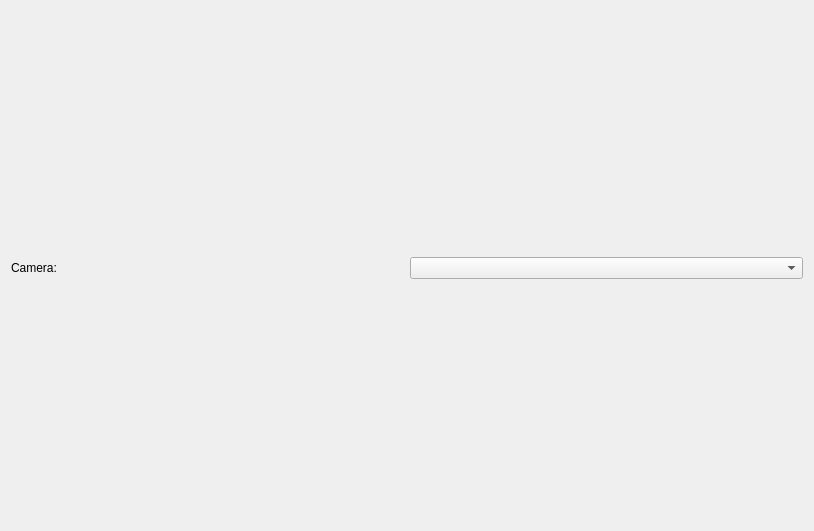
First picture: the form in firefly/sample_viewer.ui, repository spc-group/haven, before the edit.
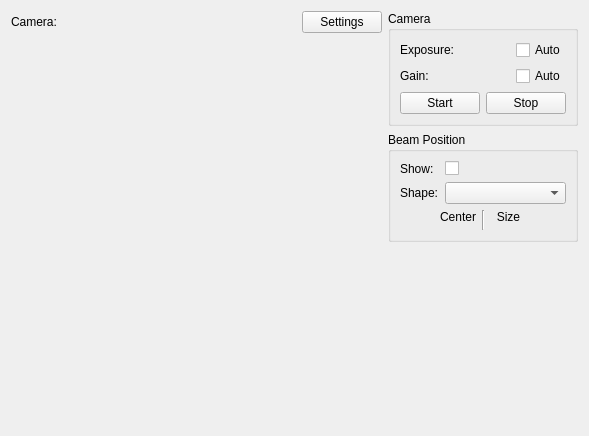
Second picture: the form after the edit. Custom widgets are drawn as their Qt base class.

Commit message: New UI for the camera viewer.

```diff
--- a/firefly/sample_viewer.ui
+++ b/firefly/sample_viewer.ui
@@ -6,8 +6,8 @@
    <rect>
     <x>0</x>
     <y>0</y>
-    <width>814</width>
-    <height>531</height>
+    <width>589</width>
+    <height>436</height>
    </rect>
   </property>
   <property name="windowTitle">
@@ -19,15 +19,8 @@
      <item>
       <layout class="QVBoxLayout" name="verticalLayout_2">
        <item>
-        <widget class="PyDMImageView" name="PyDMImageView">
-         <property name="toolTip">
-          <string/>
-         </property>
-        </widget>
-       </item>
-       <item>
-        <layout class="QGridLayout" name="gridLayout">
-         <item row="0" column="0">
+        <layout class="QHBoxLayout" name="horizontalLayout_2">
+         <item>
           <widget class="PyDMLabel" name="PyDMLabel">
            <property name="sizePolicy">
             <sizepolicy hsizetype="Minimum" vsizetype="Preferred">
@@ -43,25 +36,307 @@
            </property>
           </widget>
          </item>
-         <item row="0" column="1">
-          <widget class="PyDMEnumComboBox" name="PyDMEnumComboBox">
-           <property name="sizePolicy">
-            <sizepolicy hsizetype="Minimum" vsizetype="Fixed">
-             <horstretch>0</horstretch>
-             <verstretch>0</verstretch>
-            </sizepolicy>
-           </property>
+         <item>
+          <widget class="PyDMLabel" name="PyDMLabel_2">
            <property name="toolTip">
             <string/>
            </property>
           </widget>
          </item>
+         <item>
+          <spacer name="horizontalSpacer">
+           <property name="orientation">
+            <enum>Qt::Horizontal</enum>
+           </property>
+           <property name="sizeHint" stdset="0">
+            <size>
+             <width>40</width>
+             <height>20</height>
+            </size>
+           </property>
+          </spacer>
+         </item>
+         <item>
+          <widget class="QPushButton" name="caqtdm_button">
+           <property name="enabled">
+            <bool>true</bool>
+           </property>
+           <property name="toolTip">
+            <string>Launch the ADAravis caQtDM window</string>
+           </property>
+           <property name="text">
+            <string>Settings</string>
+           </property>
+          </widget>
+         </item>
         </layout>
        </item>
+       <item>
+        <widget class="PyDMImageView" name="PyDMImageView">
+         <property name="toolTip">
+          <string/>
+         </property>
+        </widget>
+       </item>
       </layout>
      </item>
      <item>
-      <layout class="QVBoxLayout" name="verticalLayout"/>
+      <layout class="QVBoxLayout" name="controls_layout">
+       <item>
+        <widget class="QGroupBox" name="groupBox">
+         <property name="title">
+          <string>Camera</string>
+         </property>
+         <layout class="QVBoxLayout" name="verticalLayout_6">
+          <item>
+           <layout class="QGridLayout" name="gridLayout">
+            <item row="0" column="0">
+             <widget class="QLabel" name="label_2">
+              <property name="text">
+               <string>Exposure:</string>
+              </property>
+             </widget>
+            </item>
+            <item row="1" column="0">
+             <widget class="QLabel" name="label">
+              <property name="text">
+               <string>Gain:</string>
+              </property>
+             </widget>
+            </item>
+            <item row="1" column="1">
+             <widget class="PyDMSlider" name="PyDMSlider_2">
+              <property name="toolTip">
+               <string/>
+              </property>
+              <property name="channel" stdset="0">
+               <string>${PREFIX}cam1:Gain</string>
+              </property>
+             </widget>
+            </item>
+            <item row="0" column="1">
+             <widget class="PyDMSlider" name="PyDMSlider">
+              <property name="toolTip">
+               <string/>
+              </property>
+              <property name="channel" stdset="0">
+               <string>${PREFIX}cam1:Gain</string>
+              </property>
+             </widget>
+            </item>
+            <item row="0" column="2">
+             <widget class="PyDMCheckbox" name="PyDMCheckbox_2">
+              <property name="toolTip">
+               <string/>
+              </property>
+              <property name="text">
+               <string>Auto</string>
+              </property>
+              <property name="channel" stdset="0">
+               <string>${PREFIX}cam1:GainAuto</string>
+              </property>
+             </widget>
+            </item>
+            <item row="1" column="2">
+             <widget class="PyDMCheckbox" name="PyDMCheckbox">
+              <property name="toolTip">
+               <string/>
+              </property>
+              <property name="text">
+               <string>Auto</string>
+              </property>
+              <property name="channel" stdset="0">
+               <string>${PREFIX}cam1:ExposureAuto</string>
+              </property>
+             </widget>
+            </item>
+           </layout>
+          </item>
+          <item>
+           <layout class="QHBoxLayout" name="horizontalLayout_4">
+            <item>
+             <widget class="PyDMPushButton" name="PyDMPushButton">
+              <property name="toolTip">
+               <string/>
+              </property>
+              <property name="text">
+               <string>Start</string>
+              </property>
+              <property name="channel" stdset="0">
+               <string>${PREFIX}cam1:Acquire</string>
+              </property>
+              <property name="pressValue" stdset="0">
+               <string>1</string>
+              </property>
+             </widget>
+            </item>
+            <item>
+             <widget class="PyDMPushButton" name="PyDMPushButton_2">
+              <property name="toolTip">
+               <string/>
+              </property>
+              <property name="text">
+               <string>Stop</string>
+              </property>
+              <property name="channel" stdset="0">
+               <string>${PREFIX}cam1:Acquire</string>
+              </property>
+              <property name="pressValue" stdset="0">
+               <string>0</string>
+              </property>
+             </widget>
+            </item>
+           </layout>
+          </item>
+         </layout>
+        </widget>
+       </item>
+       <item>
+        <widget class="QGroupBox" name="groupBox_2">
+         <property name="title">
+          <string>Beam Position</string>
+         </property>
+         <layout class="QVBoxLayout" name="verticalLayout">
+          <item>
+           <layout class="QFormLayout" name="formLayout">
+            <item row="1" column="0">
+             <widget class="QLabel" name="label_3">
+              <property name="text">
+               <string>Shape:</string>
+              </property>
+             </widget>
+            </item>
+            <item row="1" column="1">
+             <widget class="PyDMEnumComboBox" name="PyDMEnumComboBox">
+              <property name="toolTip">
+               <string/>
+              </property>
+              <property name="channel" stdset="0">
+               <string>${PREFIX}Over1:1:Shape</string>
+              </property>
+             </widget>
+            </item>
+            <item row="0" column="0">
+             <widget class="QLabel" name="label_4">
+              <property name="text">
+               <string>Show:</string>
+              </property>
+             </widget>
+            </item>
+            <item row="0" column="1">
+             <widget class="PyDMCheckbox" name="PyDMCheckbox_3">
+              <property name="toolTip">
+               <string/>
+              </property>
+              <property name="channel" stdset="0">
+               <string>${PREFIX}Over1:1:Use</string>
+              </property>
+             </widget>
+            </item>
+           </layout>
+          </item>
+          <item>
+           <layout class="QHBoxLayout" name="horizontalLayout_3">
+            <item>
+             <widget class="PyDMSlider" name="PyDMSlider_3">
+              <property name="toolTip">
+               <string/>
+              </property>
+              <property name="channel" stdset="0">
+               <string>${PREFIX}Over1:1:CenterY</string>
+              </property>
+              <property name="orientation" stdset="0">
+               <enum>Qt::Vertical</enum>
+              </property>
+             </widget>
+            </item>
+            <item>
+             <layout class="QVBoxLayout" name="verticalLayout_4">
+              <item>
+               <widget class="QLabel" name="label_5">
+                <property name="text">
+                 <string>Center</string>
+                </property>
+                <property name="alignment">
+                 <set>Qt::AlignCenter</set>
+                </property>
+               </widget>
+              </item>
+              <item>
+               <widget class="PyDMSlider" name="PyDMSlider_4">
+                <property name="toolTip">
+                 <string/>
+                </property>
+                <property name="channel" stdset="0">
+                 <string>${PREFIX}Over1:1:CenterX</string>
+                </property>
+               </widget>
+              </item>
+             </layout>
+            </item>
+            <item>
+             <widget class="Line" name="line">
+              <property name="orientation">
+               <enum>Qt::Vertical</enum>
+              </property>
+             </widget>
+            </item>
+            <item>
+             <layout class="QVBoxLayout" name="verticalLayout_5">
+              <item>
+               <widget class="QLabel" name="label_6">
+                <property name="text">
+                 <string>Size</string>
+                </property>
+                <property name="alignment">
+                 <set>Qt::AlignCenter</set>
+                </property>
+               </widget>
+              </item>
+              <item>
+               <widget class="PyDMSlider" name="PyDMSlider_5">
+                <property name="toolTip">
+                 <string/>
+                </property>
+                <property name="channel" stdset="0">
+                 <string>${PREFIX}Over1:1:SizeX</string>
+                </property>
+               </widget>
+              </item>
+             </layout>
+            </item>
+            <item>
+             <widget class="PyDMSlider" name="PyDMSlider_6">
+              <property name="toolTip">
+               <string/>
+              </property>
+              <property name="channel" stdset="0">
+               <string>${PREFIX}Over1:1:SizeY</string>
+              </property>
+              <property name="orientation" stdset="0">
+               <enum>Qt::Vertical</enum>
+              </property>
+             </widget>
+            </item>
+           </layout>
+          </item>
+         </layout>
+        </widget>
+       </item>
+       <item>
+        <spacer name="verticalSpacer">
+         <property name="orientation">
+          <enum>Qt::Vertical</enum>
+         </property>
+         <property name="sizeHint" stdset="0">
+          <size>
+           <width>20</width>
+           <height>40</height>
+          </size>
+         </property>
+        </spacer>
+       </item>
+      </layout>
      </item>
     </layout>
    </item>
@@ -73,6 +348,11 @@
    <extends>QLabel</extends>
    <header>pydm.widgets.label</header>
   </customwidget>
+  <customwidget>
+   <class>PyDMCheckbox</class>
+   <extends>QCheckBox</extends>
+   <header>pydm.widgets.checkbox</header>
+  </customwidget>
   <customwidget>
    <class>PyDMEnumComboBox</class>
    <extends>QComboBox</extends>
@@ -83,6 +363,16 @@
    <extends>QWidget</extends>
    <header>pydm.widgets.image</header>
   </customwidget>
+  <customwidget>
+   <class>PyDMPushButton</class>
+   <extends>QPushButton</extends>
+   <header>pydm.widgets.pushbutton</header>
+  </customwidget>
+  <customwidget>
+   <class>PyDMSlider</class>
+   <extends>QFrame</extends>
+   <header>pydm.widgets.slider</header>
+  </customwidget>
  </customwidgets>
  <resources/>
  <connections/>
```
The commit also changes 1 other file.
